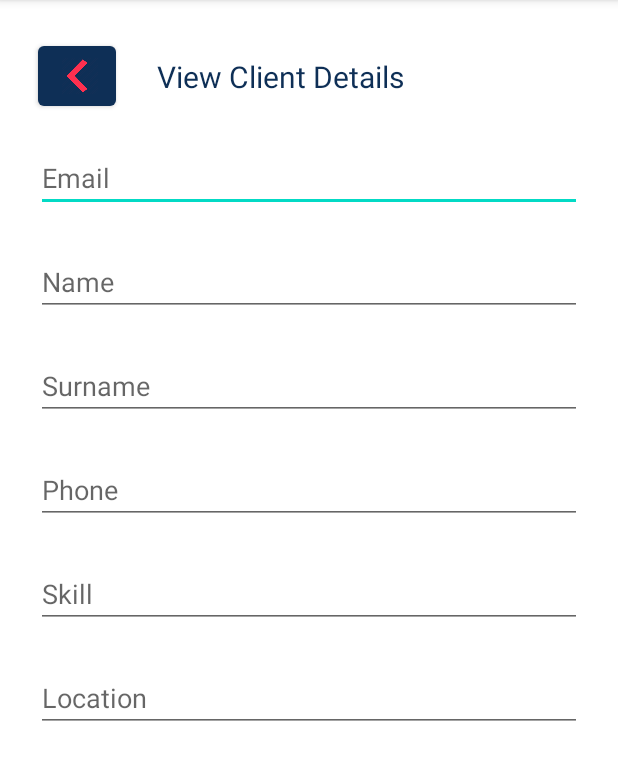
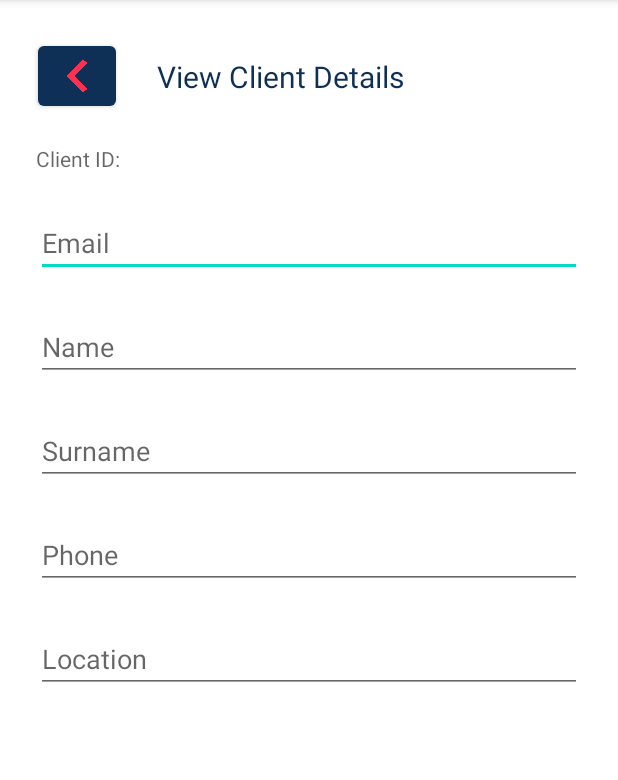
Before and after one commit to pakadem/CallaGuy, an Android app: the ClientViewActivity screen opened directly, with no data from a screen before it, on a phone screen of 412 x 824 dp, the part 84-864 px from its top. Run offline under Robolectric (Android 15) with nearby library versions, the phone set to English and light mode, and no system bars; 1 statement that could not run was skipped.

Commit message:
add client single view

```diff
--- a/app/src/main/java/com/example/call_a_guy/ArtisanViewActivity.java
+++ b/app/src/main/java/com/example/call_a_guy/ArtisanViewActivity.java
@@ -12,7 +12,7 @@ import android.widget.EditText;
 
 public class ArtisanViewActivity extends AppCompatActivity {
     DatabaseHelper DB;
-    EditText name, surname, email, phone,skill, location;
+    EditText name, surname, email, phone, skill, location;
     Button btn_back, btn_submit;
 
     @Override
--- a/app/src/main/java/com/example/call_a_guy/ClientRegisterActivity.java
+++ b/app/src/main/java/com/example/call_a_guy/ClientRegisterActivity.java
@@ -24,7 +24,7 @@ public class ClientRegisterActivity extends AppCompatActivity {
             @Override
             public void onClick(View v) {
 
-                Intent intent = new Intent(ClientRegisterActivity.this, ArtisanStartActivity.class);
+                Intent intent = new Intent(ClientRegisterActivity.this, ClientStartActivity.class);
                 startActivity(intent);
             }
         });
--- a/app/src/main/java/com/example/call_a_guy/ClientViewActivity.java
+++ b/app/src/main/java/com/example/call_a_guy/ClientViewActivity.java
@@ -8,10 +8,13 @@ import android.os.Bundle;
 import android.view.View;
 import android.widget.Button;
 import android.widget.EditText;
+import android.widget.TextView;
 
 public class ClientViewActivity extends AppCompatActivity {
     DatabaseHelper DB;
-    EditText username, name, surname, phone, location;
+    EditText text_client_email, text_client_name, text_client_surname, text_client_phone, text_client_location;
+    private TextView client_ID;
+    String client_ID_intent;
     Button btn_submit;
 
 
@@ -21,32 +24,44 @@ public class ClientViewActivity extends AppCompatActivity {
         setContentView(R.layout.activity_client_view);
 
         DB = new DatabaseHelper(this);
-        username = (EditText)findViewById(R.id.username);
-        name = (EditText)findViewById(R.id.name);
-        surname = (EditText)findViewById(R.id.surname);
-        phone = (EditText)findViewById(R.id.phone);
-        location = (EditText)findViewById(R.id.location);
+        text_client_email = (EditText)findViewById(R.id.text_client_email);
+        text_client_name = (EditText)findViewById(R.id.text_client_name);
+        text_client_surname = (EditText)findViewById(R.id.text_client_surname);
+        text_client_phone = (EditText)findViewById(R.id.text_client_phone);
+        text_client_location = (EditText)findViewById(R.id.text_client_location);
         btn_submit = (Button) findViewById(R.id.btn_submit);
 
-        getClientData();
+        client_ID_intent = getIntent().getStringExtra("text_client_ID");
+        int client_ID_int =Integer.parseInt(client_ID_intent);
+        client_ID = findViewById(R.id.text_client_ID);
+        client_ID.setText(client_ID_intent);
+
+        viewUser(client_ID_int);
     }
 
-    public void getClientData() {
-        String email = "pakadem";
-        String res = DB.getClientData(email);
-//        if (res.getCount() == 0) {
-//            //showMessage("Error","Nothing found");
-//            return;
-//        }
+    public void viewUser(int client_ID) {
+        Cursor res = DB.getUser(client_ID);
+        if (res.getCount() == 0) {
+            showMessage("Error", "Nothing found");
+            return;
+        }
 
-//        StringBuffer buffer = new StringBuffer();
-//        while (res.moveToNext()) {
-//            buffer.append("ID:" + res.getString(0) + "\n");
-//            buffer.append("NAME:" + res.getString(1) + "\n");
-//            buffer.append("SURNAME:" + res.getString(2) + "\n");
-//            buffer.append("MARKS:" + res.getString(3) + "\n\n");
-//        }
-        //showMessage("Data",buffer.toString());
+        StringBuffer buffer = new StringBuffer();
+        while (res.moveToNext()) {
+            text_client_name.setText(res.getString(1));
+            text_client_surname.setText(res.getString(2));
+            text_client_email.setText(res.getString(3));
+            text_client_phone.setText(res.getString(4));
+            text_client_location.setText(res.getString(5));
+        }
     }
 
+    public void showMessage(String title,String Message){
+        AlertDialog.Builder builder= new AlertDialog.Builder(this);
+        builder.setCancelable(true);
+        builder.setTitle(title);
+        builder.setMessage(Message);
+        builder.show();
+
+    }
 }
--- a/app/src/main/java/com/example/call_a_guy/SearchActivity.java
+++ b/app/src/main/java/com/example/call_a_guy/SearchActivity.java
@@ -38,7 +38,7 @@ public class SearchActivity extends AppCompatActivity {
 //        text_artisan_skill = (EditText)findViewById(R.id.text_artisan_skill);
 //        text_artisan_location = (EditText)findViewById(R.id.text_artisan_location);
 //        btn_artisan_reg_submit = (Button) findViewById(R.id.btn_artisan_reg_submit);
-        btn_view_all = (Button) findViewById(R.id.btn_view_all);
+        btn_view_all = (Button) findViewById(R.id.btn_artisan_reg_submit);
 
 
         viewAll();
--- a/app/src/main/res/layout/activity_artisan_start.xml
+++ b/app/src/main/res/layout/activity_artisan_start.xml
@@ -50,7 +50,6 @@
         android:layout_marginEnd="24dp"
         android:hint="Username / Email "
         android:inputType="textEmailAddress"
-        android:selectAllOnFocus="true"
         app:layout_constraintEnd_toEndOf="parent"
         app:layout_constraintStart_toStartOf="parent"
         app:layout_constraintTop_toTopOf="parent" />
--- a/app/src/main/res/layout/activity_artisan_view.xml
+++ b/app/src/main/res/layout/activity_artisan_view.xml
@@ -43,7 +43,7 @@
 
 
     <EditText
-        android:id="@+id/username"
+        android:id="@+id/text_email"
         android:layout_width="0dp"
         android:layout_height="wrap_content"
         android:layout_marginStart="24dp"
@@ -70,7 +70,7 @@
         app:layout_constraintEnd_toEndOf="parent"
         app:layout_constraintHorizontal_bias="0.218"
         app:layout_constraintStart_toStartOf="parent"
-        app:layout_constraintTop_toBottomOf="@+id/username" />
+        app:layout_constraintTop_toBottomOf="@+id/text_email" />
 
     <EditText
         android:id="@+id/surname"
--- a/app/src/main/res/layout/activity_client_view.xml
+++ b/app/src/main/res/layout/activity_client_view.xml
@@ -24,7 +24,7 @@
         app:layout_constraintVertical_bias="0.034" />
 
     <TextView
-        android:id="@+id/text_artisan_client"
+        android:id="@+id/text_client_client"
         android:layout_width="280dp"
         android:layout_height="wrap_content"
         android:text="View Client Details"
@@ -35,25 +35,38 @@
         app:layout_constraintStart_toEndOf="@+id/btn_back"
         app:layout_constraintTop_toTopOf="parent"
         app:layout_constraintVertical_bias="0.05" />
-
-
-    <EditText
-        android:id="@+id/username"
+    <TextView
+        android:id="@+id/text_client_ID"
         android:layout_width="0dp"
         android:layout_height="wrap_content"
         android:layout_marginStart="24dp"
         android:layout_marginTop="96dp"
         android:layout_marginEnd="24dp"
-        android:hint="Email"
-        android:inputType="textEmailAddress"
+        android:hint="Client ID:"
+        android:inputType="textPersonName"
         android:selectAllOnFocus="true"
         app:layout_constraintEnd_toEndOf="parent"
         app:layout_constraintStart_toStartOf="parent"
         app:layout_constraintTop_toTopOf="parent" />
 
+    <EditText
+        android:id="@+id/text_client_email"
+        android:layout_width="0dp"
+        android:layout_height="wrap_content"
+        android:layout_marginStart="24dp"
+        android:layout_marginTop="24dp"
+        android:layout_marginEnd="24dp"
+        android:hint="Email"
+        android:inputType="textEmailAddress"
+        android:selectAllOnFocus="true"
+        app:layout_constraintEnd_toEndOf="parent"
+        app:layout_constraintHorizontal_bias="0.218"
+        app:layout_constraintStart_toStartOf="parent"
+        app:layout_constraintTop_toBottomOf="@+id/text_client_ID" />
+
 
     <EditText
-        android:id="@+id/name"
+        android:id="@+id/text_client_name"
         android:layout_width="0dp"
         android:layout_height="wrap_content"
         android:layout_marginStart="24dp"
@@ -65,10 +78,10 @@
         app:layout_constraintEnd_toEndOf="parent"
         app:layout_constraintHorizontal_bias="0.218"
         app:layout_constraintStart_toStartOf="parent"
-        app:layout_constraintTop_toBottomOf="@+id/username" />
+        app:layout_constraintTop_toBottomOf="@+id/text_client_email" />
 
     <EditText
-        android:id="@+id/surname"
+        android:id="@+id/text_client_surname"
         android:layout_width="0dp"
         android:layout_height="wrap_content"
         android:layout_marginStart="24dp"
@@ -80,10 +93,10 @@
         app:layout_constraintEnd_toEndOf="parent"
         app:layout_constraintHorizontal_bias="0.218"
         app:layout_constraintStart_toStartOf="parent"
-        app:layout_constraintTop_toBottomOf="@+id/name" />
+        app:layout_constraintTop_toBottomOf="@+id/text_client_name" />
 
     <EditText
-        android:id="@+id/phone"
+        android:id="@+id/text_client_phone"
         android:layout_width="0dp"
         android:layout_height="wrap_content"
         android:layout_marginStart="24dp"
@@ -95,25 +108,11 @@
         app:layout_constraintEnd_toEndOf="parent"
         app:layout_constraintHorizontal_bias="0.218"
         app:layout_constraintStart_toStartOf="parent"
-        app:layout_constraintTop_toBottomOf="@+id/surname" />
+        app:layout_constraintTop_toBottomOf="@+id/text_client_surname" />
+
 
     <EditText
-        android:id="@+id/skill"
-        android:layout_width="0dp"
-        android:layout_height="wrap_content"
-        android:layout_marginStart="24dp"
-        android:layout_marginTop="24dp"
-        android:layout_marginEnd="24dp"
-        android:hint="Skill"
-        android:inputType="textPersonName"
-        android:selectAllOnFocus="true"
-        app:layout_constraintEnd_toEndOf="parent"
-        app:layout_constraintHorizontal_bias="0.218"
-        app:layout_constraintStart_toStartOf="parent"
-        app:layout_constraintTop_toBottomOf="@+id/phone" />
-
-    <EditText
-        android:id="@+id/location"
+        android:id="@+id/text_client_location"
         android:layout_width="0dp"
         android:layout_height="wrap_content"
         android:layout_marginStart="24dp"
@@ -125,6 +124,6 @@
         app:layout_constraintEnd_toEndOf="parent"
         app:layout_constraintHorizontal_bias="0.218"
         app:layout_constraintStart_toStartOf="parent"
-        app:layout_constraintTop_toBottomOf="@+id/skill" />
+        app:layout_constraintTop_toBottomOf="@+id/text_client_phone" />
 
 </androidx.constraintlayout.widget.ConstraintLayout>
--- a/app/src/main/res/layout/activity_search.xml
+++ b/app/src/main/res/layout/activity_search.xml
@@ -56,4 +56,5 @@
         app:layout_constraintTop_toBottomOf="@+id/text_artisan_client"
         app:layout_constraintVertical_bias="0.2"/>
 
+
 </androidx.constraintlayout.widget.ConstraintLayout>
```
Also changed, not shown: app/src/main/java/com/example/call_a_guy/ClientStartActivity.java (+9 -2 lines), app/src/main/java/com/example/call_a_guy/CursorAdapter.java (added, +23 -0 lines), app/src/main/res/layout/activity_client_start.xml (+4 -4 lines), app/src/main/res/layout/viewall_item.xml (added, +21 -0 lines).
